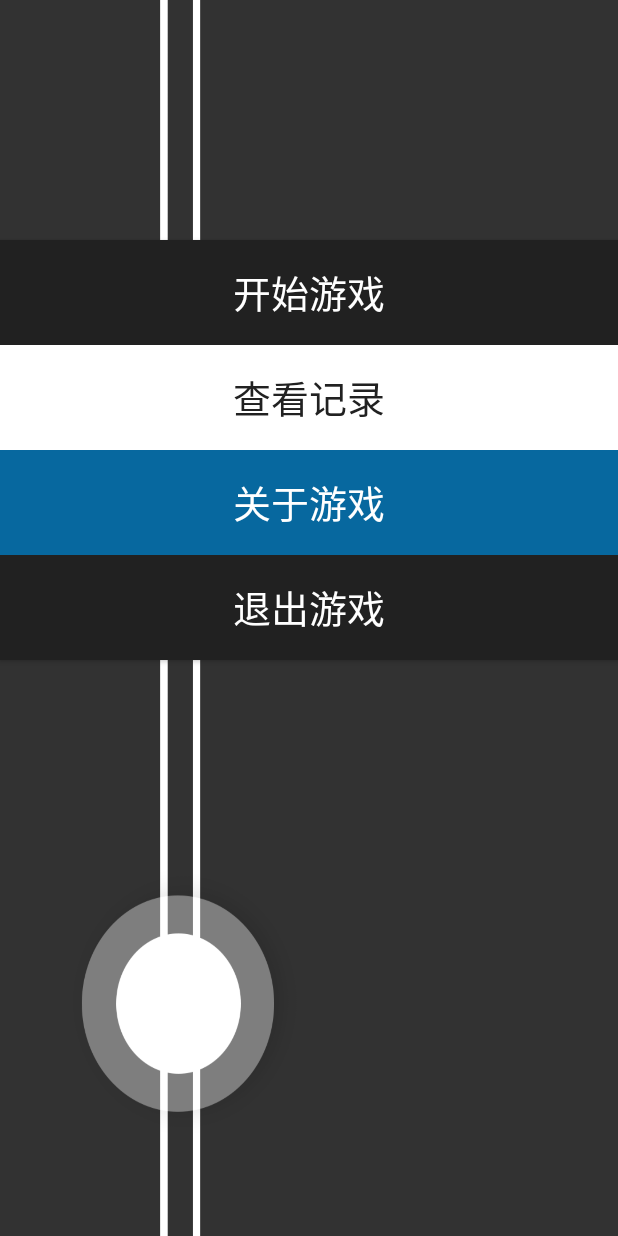
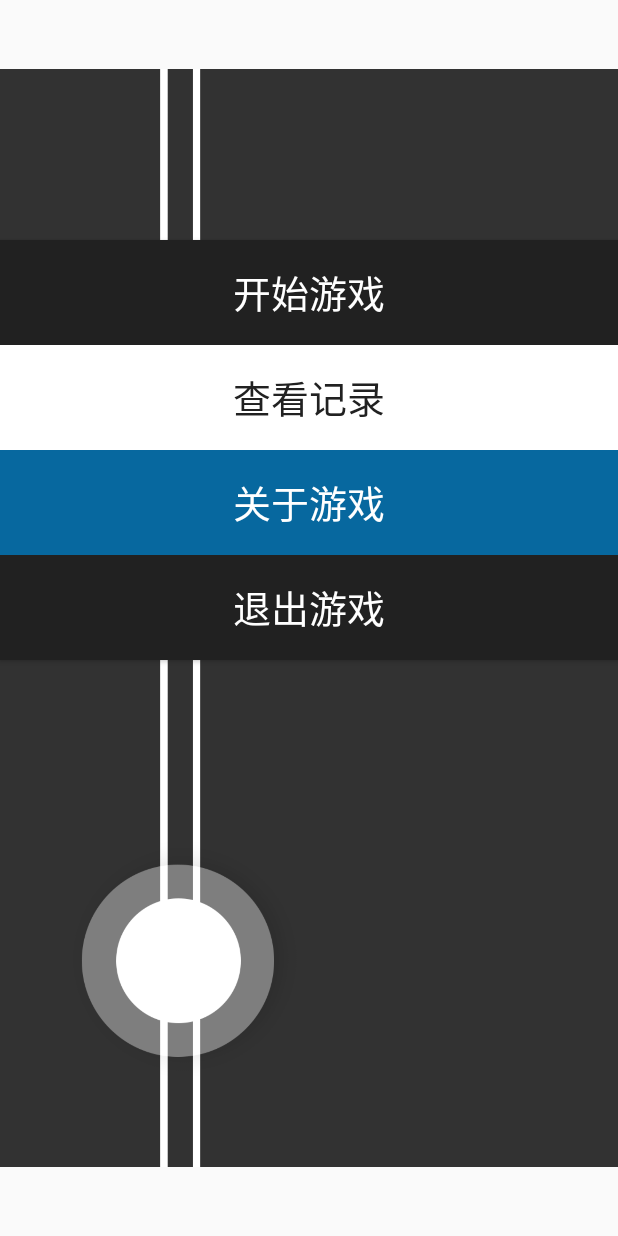
Before and after one commit to GhostLWB/Skip_the_line, an Android app: the MenuActivity screen opened directly, with no data from a screen before it, on a phone screen of 412 x 824 dp. Run offline under Robolectric (Android 15) with nearby library versions, the phone set to English and light mode, and no system bars; Roboto replaces fonts that are not available here.

Commit message:
update code
optimise codes

```diff
--- a/app/build.gradle
+++ b/app/build.gradle
@@ -2,7 +2,7 @@ apply plugin: 'com.android.application'
 
 android {
     compileSdkVersion 23
-    buildToolsVersion "23.0.3"
+    buildToolsVersion '25.0.0'
 
     defaultConfig {
         applicationId "com.example.administrator.skiptheline"
--- /dev/null
+++ b/app/src/main/java/com/example/administrator/skiptheline/ImageUtils.java
@@ -0,0 +1,33 @@
+package com.example.administrator.skiptheline;
+
+import android.content.res.Resources;
+import android.graphics.Bitmap;
+import android.graphics.BitmapFactory;
+
+/**
+ * Created by liwenbin on 2017/7/14 0014.
+ */
+
+public class ImageUtils {
+    public static int calculateInSampleSize(BitmapFactory.Options options,int reqHeight,int reqWidth){
+        final int sourceWidth=options.outWidth;
+        final int sourceHeight=options.outHeight;
+        int inSampleSize=1;
+        if (reqHeight<sourceHeight||reqWidth<sourceWidth){
+            final int heightRatio=Math.round((float)sourceHeight/(float)reqHeight);
+            final int widthRatio=Math.round((float)sourceWidth/(float)reqWidth);
+            inSampleSize=heightRatio>widthRatio?heightRatio:widthRatio;
+            return inSampleSize;
+        }
+        return inSampleSize;
+    }
+    public static Bitmap decodeImageSource(Resources resources,int resID,
+                                           int reqHeight,int reqWidth){
+        BitmapFactory.Options options=new BitmapFactory.Options();
+        options.inJustDecodeBounds=true;
+        BitmapFactory.decodeResource(resources,resID,options);
+        options.inSampleSize=calculateInSampleSize(options,reqHeight,reqWidth);
+        options.inJustDecodeBounds=false;
+        return BitmapFactory.decodeResource(resources,resID,options);
+    }
+}
--- a/app/src/main/java/com/example/administrator/skiptheline/MenuActivity.java
+++ b/app/src/main/java/com/example/administrator/skiptheline/MenuActivity.java
@@ -3,10 +3,13 @@ package com.example.administrator.skiptheline;
 import android.app.Activity;
 import android.content.Context;
 import android.content.Intent;
+import android.graphics.BitmapFactory;
 import android.os.Bundle;
+import android.util.Log;
 import android.view.View;
 import android.view.Window;
 import android.widget.Button;
+import android.widget.ImageView;
 
 /**
  * Created by 黎文彬 on 2017/1/18 0018.
@@ -16,18 +19,42 @@ public class MenuActivity extends Activity {
     private Button checkrecord;
     private Button exit;
     private Button about;
+    private ImageView menubg;
     private Context context;
     @Override
     protected void onCreate(Bundle savedInstanceState) {
         super.onCreate(savedInstanceState);
         requestWindowFeature(Window.FEATURE_NO_TITLE);
         setContentView(R.layout.menulayout);
+        countMemory("before add imageview:");
+        setBackgroundPic();
+        registerWidget();
+        countMemory("after add imageview:");
+        setWidgetOnclick();
+
+    }
+    private void setBackgroundPic(){
+        menubg=(ImageView)findViewById(R.id.menuBackground);
+        menubg.setImageBitmap(ImageUtils.decodeImageSource(getResources(),
+                R.drawable.menubg,1920,1080));
+    }
+    private void  donothing(){
+        //do nothing;
+    }
+    private void countMemory(String tag){
+        int freeMemory=(int)(Runtime.getRuntime().freeMemory()/1024);
+        Log.d("MemoryTest",tag+" free runtime memory:"+freeMemory+"k");
+    }
+
+    private void registerWidget(){
 
         start=(Button)findViewById(R.id.startbutton);
         checkrecord=(Button)findViewById(R.id.recordbutton);
         exit=(Button)findViewById(R.id.exitbutton);
         about=(Button)findViewById(R.id.aboutbutton);
         context=this;
+    }
+    private void setWidgetOnclick(){
         start.setOnClickListener(new View.OnClickListener() {
             @Override
             public void onClick(View v) {
@@ -44,7 +71,7 @@ public class MenuActivity extends Activity {
                 Intent checkrecordintent=new Intent(context,CheckRecord.class);
                 startActivity(checkrecordintent);
                 System.gc();
-               // overridePendingTransition(R.anim.zoomin, R.anim.zoomout);
+                // overridePendingTransition(R.anim.zoomin, R.anim.zoomout);
                 finish();
             }
         });
--- a/app/src/main/res/layout/menulayout.xml
+++ b/app/src/main/res/layout/menulayout.xml
@@ -1,8 +1,9 @@
 <?xml version="1.0" encoding="utf-8"?>
 <LinearLayout xmlns:android="http://schemas.android.com/apk/res/android"
     android:orientation="vertical" android:layout_width="match_parent"
-    android:layout_height="match_parent"
-    android:background="@drawable/menubg">
+    android:layout_height="match_parent">
+    <!--android:background="@drawable/menubg"-->
+
 
 
     <RelativeLayout
@@ -56,6 +57,9 @@
             android:layout_below="@+id/aboutbutton"
             android:layout_centerHorizontal="true" />
 
-
+        <ImageView
+            android:layout_width="match_parent"
+            android:layout_height="match_parent"
+            android:id="@+id/menuBackground"/>
     </RelativeLayout>
 </LinearLayout>
--- a/build.gradle
+++ b/build.gradle
@@ -5,7 +5,7 @@ buildscript {
         jcenter()
     }
     dependencies {
-        classpath 'com.android.tools.build:gradle:2.1.2'
+        classpath 'com.android.tools.build:gradle:2.3.3'
 
         // NOTE: Do not place your application dependencies here; they belong
         // in the individual module build.gradle files
```
Also changed, not shown: app/src/main/java/com/example/administrator/skiptheline/GameView.java (+8 -23 lines), app/src/main/java/com/example/administrator/skiptheline/Welcome.java (+18 -0 lines), gradle/wrapper/gradle-wrapper.properties.
